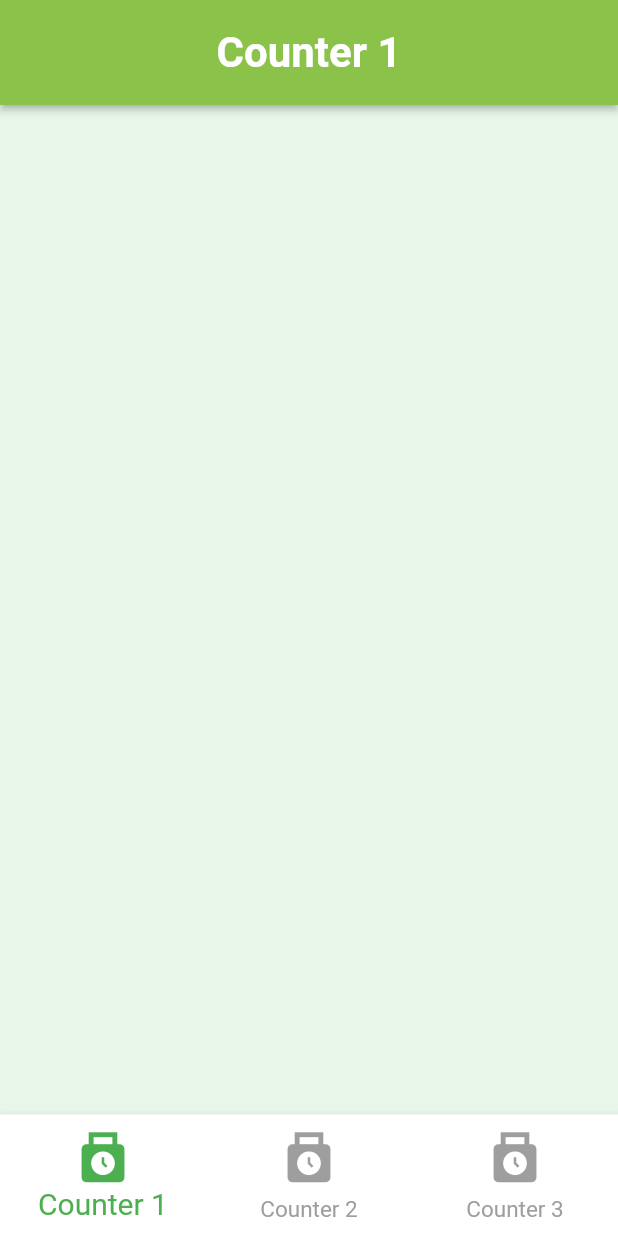
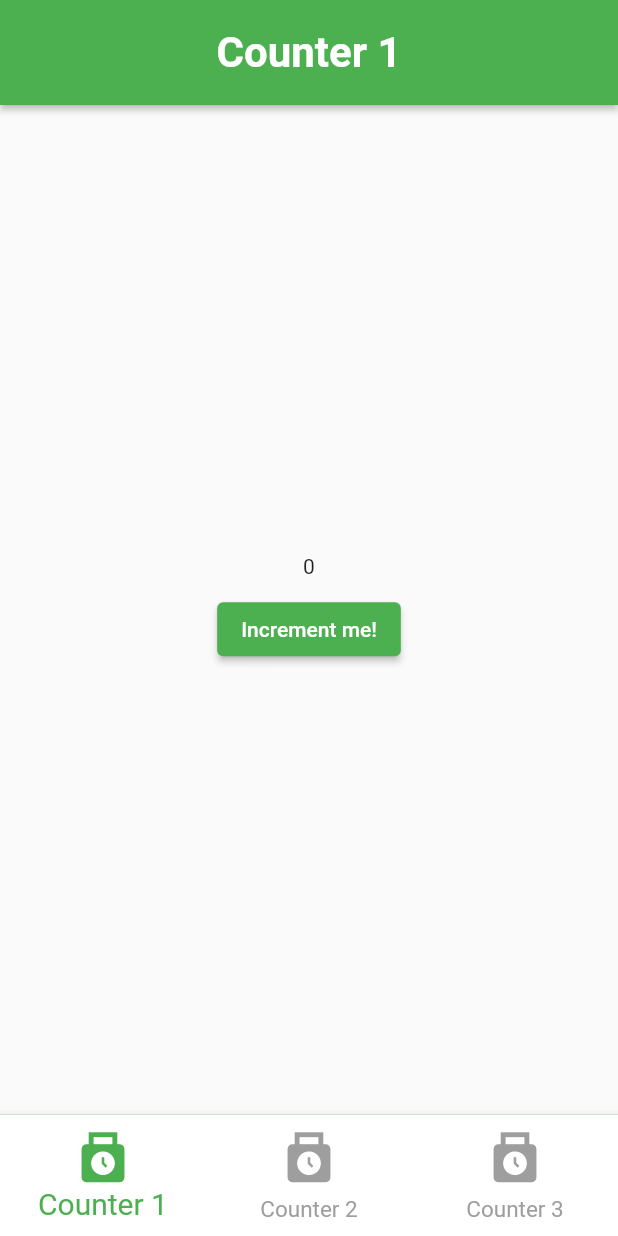
Before and after one commit to Nirmal-C/counter_app, a Flutter app: the screen it shows after launch, on a phone screen of 412 x 824 dp. Run offline on Flutter 3.47's test engine with Material 2 defaults, Android fonts, the phone set to English and light mode, and no system bars.

Commit message:
Feat: Counter Initialized

```diff
--- a/lib/home.dart
+++ b/lib/home.dart
@@ -1,9 +1,16 @@
+import 'package:counter_app/screens/counterPage1.dart';
+import 'package:counter_app/screens/counterPage2.dart';
+import 'package:counter_app/screens/counterPage3.dart';
 import 'package:counter_app/widgets/bottomNavBar.dart';
+import 'package:counter_app/main.dart';
 import 'package:counter_app/widgets/topNavbar.dart';
 import 'package:flutter/material.dart';
 
+int selectedIndex = 0;
+
 class Home extends StatefulWidget {
-  const Home({super.key});
+  Home(this.stream);
+  final Stream<int> stream;
 
   @override
   State<Home> createState() => _HomeState();
@@ -11,12 +18,27 @@ class Home extends StatefulWidget {
 
 class _HomeState extends State<Home> {
   @override
+  void initState() {
+    super.initState();
+    widget.stream.listen((index) {
+      setState(() {
+        selectedIndex = index;
+      });
+    });
+  }
+
+  @override
   Widget build(BuildContext context) {
     return Scaffold(
-        backgroundColor: Colors.green.shade50,
-        appBar: const PreferredSize(
-            preferredSize: Size.fromHeight(70.0), child: MytopNav()),
-        body: Container(),
+        backgroundColor: Colors.green,
+        appBar: PreferredSize(
+            preferredSize: Size.fromHeight(70.0),
+            child: MytopNav(streamController.stream)),
+        body: <Widget>[
+          CounterPage1(),
+          CounterPage2(),
+          CounterPage3(),
+        ][selectedIndex],
         bottomNavigationBar: const MyBottomNavbar());
   }
 }
--- a/lib/main.dart
+++ b/lib/main.dart
@@ -1,6 +1,8 @@
 import 'package:flutter/material.dart';
 import 'package:counter_app/home.dart';
+import 'dart:async';
 
+StreamController<int> streamController = StreamController<int>();
 void main() {
   runApp(const MyApp());
 }
@@ -15,9 +17,9 @@ class MyApp extends StatefulWidget {
 class _MyAppState extends State<MyApp> {
   @override
   Widget build(BuildContext context) {
-    return const MaterialApp(
+    return MaterialApp(
       debugShowCheckedModeBanner: false,
-      home: Home(),
+      home: Home(streamController.stream),
     );
   }
 }
--- /dev/null
+++ b/lib/screens/counterPage1.dart
@@ -0,0 +1,28 @@
+import 'package:counter_app/widgets/counter.dart';
+import 'package:flutter/material.dart';
+
+class CounterPage1 extends StatefulWidget {
+  const CounterPage1({super.key});
+
+  @override
+  State<CounterPage1> createState() => _CounterPage1State();
+}
+
+class _CounterPage1State extends State<CounterPage1> {
+  int _countervalue = 0;
+
+  @override
+  Widget build(BuildContext context) {
+    return Scaffold(
+        body: Container(
+            child: Container(
+      child: Counter(
+          count: _countervalue,
+          onIncremented: () {
+            setState(() {
+              _countervalue++;
+            });
+          }),
+    )));
+  }
+}
--- /dev/null
+++ b/lib/widgets/counter.dart
@@ -0,0 +1,59 @@
+import 'package:flutter/material.dart';
+
+// class Counter extends StatefulWidget {
+//   Counter({super.key, required this.count});
+
+//   int count = 0;
+
+//   @override
+//   State<Counter> createState() => _CounterState();
+// }
+
+// class _CounterState extends State<Counter> {
+//   void increment(int count) {
+//     setState(() {
+//       widget.count += 1;
+//     });
+//   }
+
+//   @override
+//   Widget build(BuildContext context) {
+//     String countervalue = widget.count.toString();
+//     return ElevatedButton(
+//         onPressed: () {
+//           increment(widget.count);
+//         },
+//         child: Text("$countervalue"));
+//   }
+// }
+
+class Counter extends StatelessWidget {
+  final int count;
+
+  final Function onIncremented;
+
+  const Counter({
+    super.key,
+    required this.count,
+    required this.onIncremented,
+  });
+
+  @override
+  Widget build(BuildContext context) {
+    return Center(
+        child: Column(
+      mainAxisAlignment: MainAxisAlignment.center,
+      children: <Widget>[
+        Text("$count"),
+        const SizedBox(height: 10),
+        ElevatedButton(
+          style: ElevatedButton.styleFrom(backgroundColor: Colors.green),
+          onPressed: () {
+            onIncremented();
+          },
+          child: const Text("Increment me!"),
+        ),
+      ],
+    ));
+  }
+}
--- a/lib/widgets/topNavbar.dart
+++ b/lib/widgets/topNavbar.dart
@@ -1,19 +1,38 @@
 import 'package:flutter/material.dart';
+import 'package:counter_app/home.dart';
 
-class MytopNav extends StatelessWidget {
-  const MytopNav({super.key});
+class MytopNav extends StatefulWidget {
+  MytopNav(this.stream);
+  final Stream<int> stream;
+
+  @override
+  State<MytopNav> createState() => _MytopNavState();
+}
+
+class _MytopNavState extends State<MytopNav> {
+  void initState() {
+    super.initState();
+    widget.stream.map(
+      (index) {
+        setState(() {
+          selectedIndex = index;
+        });
+      },
+    );
+  }
 
   @override
   Widget build(BuildContext context) {
+    var index = selectedIndex + 1;
     return AppBar(
         toolbarHeight: 70,
         elevation: 2,
-        backgroundColor: Colors.lightGreen,
+        backgroundColor: Colors.green,
         automaticallyImplyLeading: false,
-        title: const Center(
+        title: Center(
             child: Text(
-          'Counter 1',
-          style: TextStyle(
+          "Counter $index",
+          style: const TextStyle(
               color: Colors.white, fontWeight: FontWeight.bold, fontSize: 28),
         )));
   }
--- a/pubspec.yaml
+++ b/pubspec.yaml
@@ -33,9 +33,10 @@ dependencies:
     sdk: flutter
 
 
+
   # The following adds the Cupertino Icons font to your application.
   # Use with the CupertinoIcons class for iOS style icons.
-  cupertino_icons: ^1.0.2
+
 
 dev_dependencies:
   flutter_test:
```
Also changed, not shown: lib/screens/counterPage2.dart (added, +19 -0 lines), lib/screens/counterPage3.dart (added, +19 -0 lines), lib/widgets/bottomNavbar.dart (+8 -9 lines), pubspec.lock.
